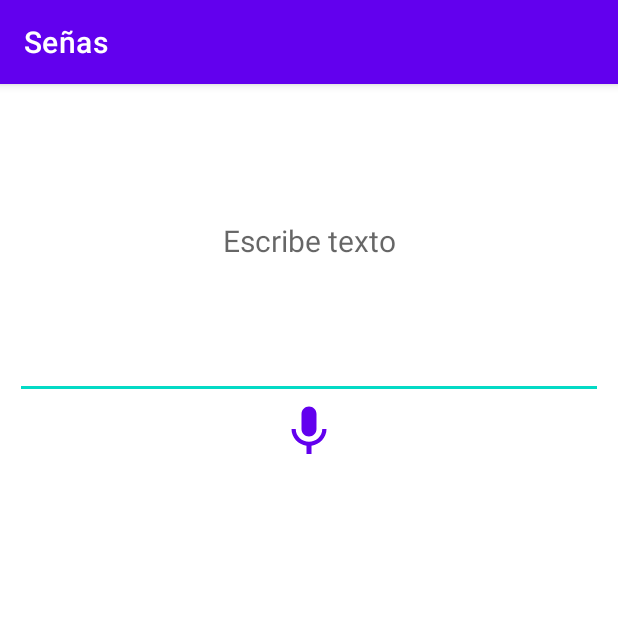
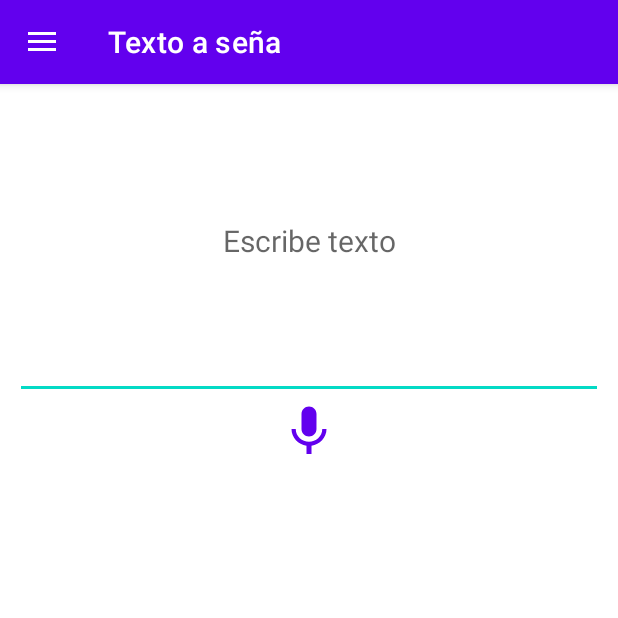
Before and after one commit to TheSkrapy/App, an Android app: the screen it shows after launch (TextSignActivity), after a tap on "Texto a seña", on a phone screen of 412 x 824 dp, the top half of it. Run offline under Robolectric (Android 15) with nearby library versions, the phone set to English and light mode, and no system bars; our stand-ins replace navigation-ui.

Commit message:
Main_interface E1 Drawer layout funcional para text_sign activity agregado

```diff
--- a/app/src/main/AndroidManifest.xml
+++ b/app/src/main/AndroidManifest.xml
@@ -8,7 +8,6 @@
         android:dataExtractionRules="@xml/data_extraction_rules"
         android:fullBackupContent="@xml/backup_rules"
         android:icon="@mipmap/ic_launcher"
-        android:label="@string/app_name"
         android:roundIcon="@mipmap/ic_launcher_round"
         android:supportsRtl="true"
         android:theme="@style/Theme.Señas"
@@ -16,7 +15,6 @@
         <activity
             android:name=".HomeActivity"
             android:exported="true"
-            android:label="@string/title_activity_home"
             android:theme="@style/Theme.Señas.NoActionBar" >
             <intent-filter>
                 <action android:name="android.intent.action.MAIN" />
@@ -26,7 +24,8 @@
         </activity>
         <activity
             android:name=".TextSignActivity"
-            android:exported="false" />
+            android:exported="false"
+            android:theme="@style/Theme.Señas.NoActionBar" />
         <activity
             android:name=".MainActivity"
             android:exported="false"
--- a/app/src/main/java/com/example/seas/HomeActivity.java
+++ b/app/src/main/java/com/example/seas/HomeActivity.java
@@ -2,20 +2,13 @@ package com.example.seas;
 
 import android.content.Intent;
 import android.os.Bundle;
-import com.google.android.material.snackbar.Snackbar;
-import androidx.appcompat.app.AppCompatActivity;
-import android.view.View;
 
 import androidx.cardview.widget.CardView;
-import androidx.navigation.NavController;
-import androidx.navigation.Navigation;
 import androidx.navigation.ui.AppBarConfiguration;
-import androidx.navigation.ui.NavigationUI;
 import com.example.seas.databinding.ActivityHomeBinding;
 
 public class HomeActivity extends MainActivity {
 
-    private AppBarConfiguration appBarConfiguration;
     private ActivityHomeBinding binding;
 
     @Override
@@ -30,7 +23,7 @@ public class HomeActivity extends MainActivity {
                 startActivity(new Intent(view.getContext(),TextSignActivity.class))
         );
 
-        allocateActivityTitle("Home");
+        allocateActivityTitle(getString(R.string.menu_main));
     }
 
 }
--- a/app/src/main/java/com/example/seas/MainActivity.java
+++ b/app/src/main/java/com/example/seas/MainActivity.java
@@ -81,6 +81,10 @@ public class MainActivity extends AppCompatActivity implements NavigationView.On
                 startActivity(new Intent(this, HomeActivity.class));
                 overridePendingTransition(0, 0);
                 break;
+            case R.id.nav_text_sign: //Resource IDs will be non-final by default in Android Gradle Plugin version 8.0
+                startActivity(new Intent(this, TextSignActivity.class));
+                overridePendingTransition(0, 0);
+                break;
         }
         return false;
     }
--- a/app/src/main/java/com/example/seas/TextSignActivity.java
+++ b/app/src/main/java/com/example/seas/TextSignActivity.java
@@ -1,6 +1,5 @@
 package com.example.seas;
 
-import androidx.appcompat.app.AppCompatActivity;
 import androidx.recyclerview.widget.GridLayoutManager;
 
 import android.app.Activity;
@@ -14,15 +13,19 @@ import com.example.seas.databinding.ActivityTextSignBinding;
 import java.util.ArrayList;
 import java.util.List;
 
-public class TextSignActivity extends AppCompatActivity {
+public class TextSignActivity extends MainActivity {
     List<Sign> signList = new ArrayList<>();
     ActivityTextSignBinding binding;
 
     @Override
     protected void onCreate(Bundle savedInstanceState) {
         super.onCreate(savedInstanceState);
+
         binding = ActivityTextSignBinding.inflate(getLayoutInflater());
         setContentView(binding.getRoot());
+
+        allocateActivityTitle(getString(R.string.menu_text_sign));
+
         List<Sign> signTranslate = new ArrayList<>();
 
         createSigns();
--- a/app/src/main/res/menu/activity_main_drawer.xml
+++ b/app/src/main/res/menu/activity_main_drawer.xml
@@ -9,6 +9,7 @@
             android:icon="@drawable/ic_baseline_home_24"
             android:title="@string/menu_main" />
         <item
+            android:id="@+id/nav_text_sign"
             android:icon="@drawable/text"
             android:title="@string/menu_text_sign" />
         <item
```
